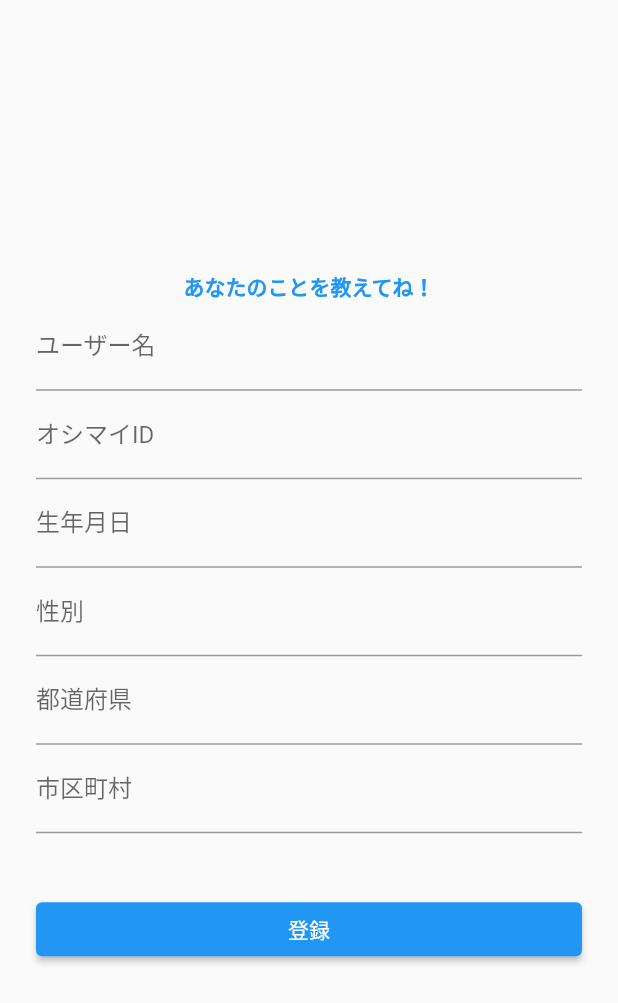
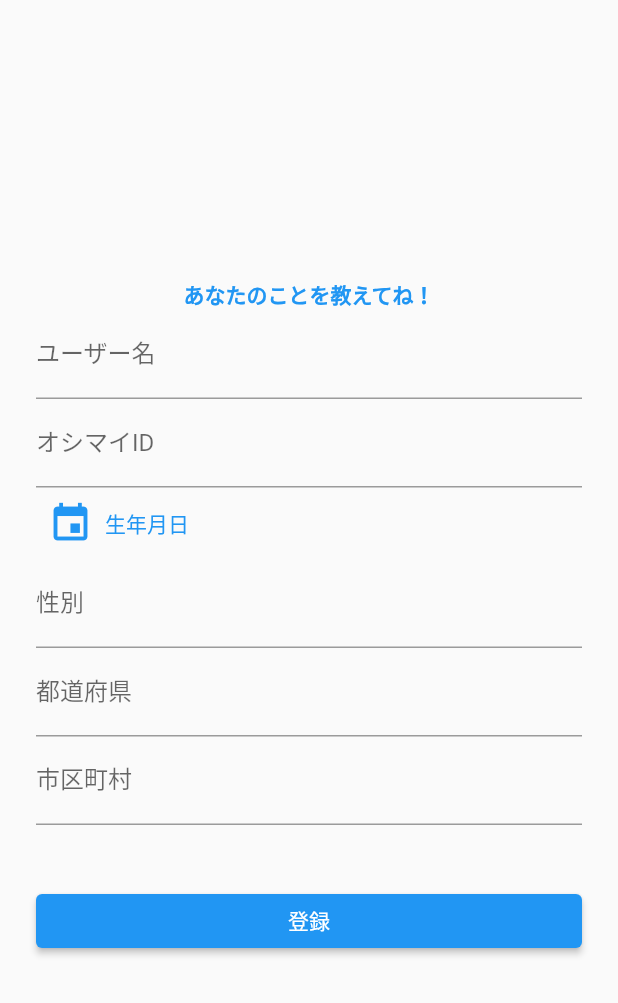
Before and after one commit to Nagashima-Honoka/oshimy-app, a Flutter app: the UserData screen opened directly, on a phone screen of 412 x 824 dp. Shown: the top 1003 px of the screen. Run offline on Flutter 3.47's test engine with Material 2 defaults, Android fonts, the phone set to English and light mode, and no system bars; our stand-ins replace firebase_auth, firebase_core, flutter_datetime_picker; accounts and stored records are empty.

Commit message:
生年月日をロール式カレンダーから選択できるように変更

```diff
--- a/lib/user/user_data.dart
+++ b/lib/user/user_data.dart
@@ -1,4 +1,5 @@
 import 'package:flutter/material.dart';
+import 'package:flutter_datetime_picker/flutter_datetime_picker.dart';
 
 // ユーザー詳細画面用Widget
 class UserData extends StatefulWidget {
@@ -12,7 +13,7 @@ class _UserDataState extends State<UserData> {
   // 入力したデータ
   String user_name = '';
   String oshimai_id = '';
-  String birthday = '';
+  DateTime birthday = DateTime(1900, 1, 1);
   String gender = '';
   String prefecture_id = '';
   String address = '';
@@ -28,15 +29,20 @@ class _UserDataState extends State<UserData> {
           child: Column(
             mainAxisAlignment: MainAxisAlignment.center,
             children: <Widget>[
-              Container(
+              const SizedBox(
                 // メッセージ表示
-                child: const Text('あなたのことを教えてね！',
+                child: Text('あなたのことを教えてね！',
                     style: TextStyle(
                         fontWeight: FontWeight.bold,
                         color: Colors.blue
                     )
                 ),
               ),
+              SizedBox(
+                child: Column(
+                  // mainAxisAlignment: MainAxisAlignment.left,
+                  crossAxisAlignment: CrossAxisAlignment.start,
+                  children: <Widget>[
                     // ユーザー名入力
                     TextFormField(
                       decoration: const InputDecoration(labelText: 'ユーザー名'),
@@ -56,14 +62,29 @@ class _UserDataState extends State<UserData> {
                       },
                     ),
                     // 生年月日入力
-              TextFormField(
-                // TODO カレンダーから選べるようにする
-                decoration: const InputDecoration(labelText: '生年月日'),
-                onChanged: (String value) {
+                    TextButton.icon(
+                      // ボタンが押された時に表示する
+                      onPressed: () {
+                        DatePicker.showDatePicker(context,
+                            showTitleActions: true,
+                            minTime: DateTime(1900, 1, 1),
+                            maxTime: DateTime(2049, 12, 31),
+                            onConfirm: (DateTime date) {
                               setState(() {
-                    birthday = value;
+                                birthday = date;
                               });
+                              _UserDataState(); //新しい日付でデータを再取得する
                             },
+                            currentTime: birthday, locale: LocaleType.jp
+                        );
+                      },
+                      // TODO 生年月日の登録の実装
+                      icon: const Icon(
+                          Icons.event,
+                          color: Colors.blue,
+                          size: 30.0
+                      ),
+                      label: const Text('生年月日'),
                     ),
                     // 性別入力
                     TextFormField(
@@ -85,7 +106,7 @@ class _UserDataState extends State<UserData> {
                         });
                       },
                     ),
-              // oshimaiID入力
+                    // 市区町村入力
                     TextFormField(
                       decoration: const InputDecoration(labelText: '市区町村'),
                       onChanged: (String value) {
@@ -126,6 +147,9 @@ class _UserDataState extends State<UserData> {
                   ]
                 )
               )
+            ]
+          )
+        )
       )
     );
   }
--- a/pubspec.yaml
+++ b/pubspec.yaml
@@ -31,6 +31,7 @@ environment:
 dependencies:
   flutter:
     sdk: flutter
+  flutter_datetime_picker: ^1.5.1
 
 
   # The following adds the Cupertino Icons font to your application.
```
Also changed, not shown: pubspec.lock. Lines whose indentation alone changed are shown as unchanged.
